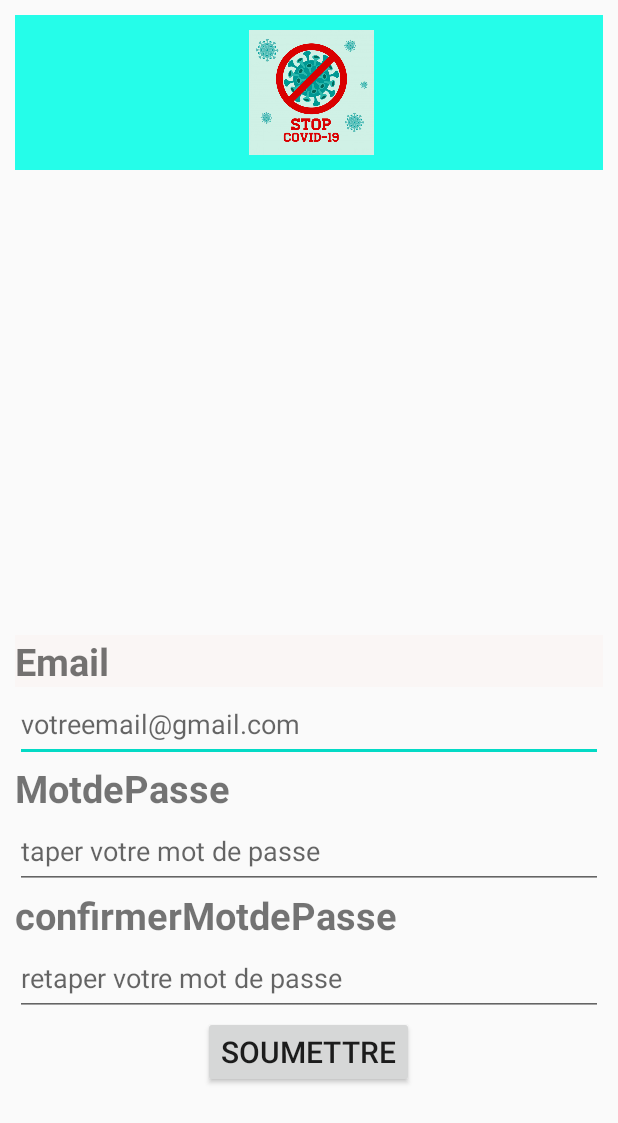
After one commit to ChaimaKhmiri/Covid19, an Android app: the layout activity_compte_main.xml on its own in the app's theme, with its tools: preview values and no code run, on a phone screen of 412 x 824 dp. The commit adds this screen. Shown: the top 1123 px of the screen. Run offline under Robolectric (Android 15) with nearby library versions, the phone set to English and light mode, and no system bars.

Commit message:
interface2_RabaaJammazi

```diff
--- /dev/null
+++ b/app/src/main/res/layout/activity_compte_main.xml
@@ -0,0 +1,106 @@
+<LinearLayout xmlns:android="http://schemas.android.com/apk/res/android"
+    xmlns:tools="http://schemas.android.com/tools"
+    android:layout_width="match_parent"
+    android:layout_height="match_parent"
+
+    android:orientation="vertical">
+
+
+    <LinearLayout
+        android:layout_width="match_parent"
+        android:layout_height="101dp"
+
+        android:layout_weight="1"
+        android:orientation="vertical"
+        android:padding="10dp">
+
+        <ImageView
+            android:id="@+id/img"
+            android:layout_width="395dp"
+            android:layout_height="103dp"
+            android:layout_contentDescription="logo"
+            android:background="@color/vert"
+            android:padding="10dp"
+            android:src="@drawable/logo"  />
+    </LinearLayout>
+
+
+
+
+
+    <LinearLayout
+        android:layout_width="match_parent"
+        android:layout_height="274dp"
+        android:layout_gravity="center_vertical"
+
+        android:layout_weight="1"
+        android:gravity="center"
+        android:orientation="vertical"
+        android:padding="10dp">
+
+
+        <TextView
+            android:id="@+id/Email"
+            android:layout_width="match_parent"
+            android:layout_height="wrap_content"
+            android:background="#FAF6F5"
+            android:text="@string/Email"
+            android:textSize="25sp"
+            android:textStyle="bold" />
+
+        <EditText
+            android:id="@+id/editTextTextEmailAddress"
+            android:layout_width="match_parent"
+            android:layout_height="50dp"
+            android:ems="10"
+            android:hint="votreemail@gmail.com"
+            android:inputType="textEmailAddress" />
+
+        <TextView
+            android:id="@+id/motdepasse"
+            android:layout_width="match_parent"
+            android:layout_height="wrap_content"
+            android:text="@string/MotdePasse"
+            android:textSize="25sp"
+            android:textStyle="bold" />
+
+        <EditText
+            android:id="@+id/editTextTextPassword1"
+            android:layout_width="match_parent"
+            android:layout_height="50dp"
+            android:ems="10"
+            android:hint="taper votre mot de passe"
+            android:inputType="textPassword" />
+
+
+        <TextView
+            android:id="@+id/confirmerMotdePasse"
+            android:layout_width="match_parent"
+            android:layout_height="wrap_content"
+            android:text="@string/confirmerMotdePasse"
+            android:textSize="25sp"
+            android:textStyle="bold" />
+
+        <EditText
+            android:id="@+id/editTextTextPassword"
+            android:layout_width="match_parent"
+            android:layout_height="50dp"
+            android:ems="10"
+            android:hint="retaper votre mot de passe"
+            android:inputType="textPassword" />
+
+        <Button
+            android:id="@+id/button"
+            android:layout_width="wrap_content"
+            android:layout_height="wrap_content"
+            android:layout_alignParentbottom="true"
+            android:layout_gravity="center"
+            android:gravity="center"
+            android:text="Soumettre"
+            android:textSize="20dp" />
+
+
+    </LinearLayout>
+
+
+</LinearLayout>
--- a/app/src/main/res/layout/activity_sondage_main.xml
+++ b/app/src/main/res/layout/activity_sondage_main.xml
@@ -1,4 +1,5 @@
 <?xml version="1.0" encoding="utf-8"?>
+
 <RelativeLayout xmlns:android="http://schemas.android.com/apk/res/android"
     android:layout_width="wrap_content"
     android:layout_height="wrap_content"
--- a/app/src/main/res/values/colors.xml
+++ b/app/src/main/res/values/colors.xml
@@ -3,4 +3,5 @@
     <color name="colorPrimary">#6200EE</color>
     <color name="colorPrimaryDark">#3700B3</color>
     <color name="colorAccent">#03DAC5</color>
+    <color name="vert">#25FDE9</color>
 </resources>
--- a/app/src/main/res/values/strings.xml
+++ b/app/src/main/res/values/strings.xml
@@ -7,5 +7,8 @@
     <string name="question4">dautre information a ajouter? </string>
     <string name="oui">oui</string>
     <string name="non">non</string>
-
+    <string name="Email">Email</string>
+    <string name="MotdePasse">MotdePasse</string>
+    <string name="confirmerMotdePasse">confirmerMotdePasse</string>
+    <string name="logo">logo</string>
 </resources>
```
Also changed, not shown: app/src/main/res/drawable-v24/logo.jpg (added).
